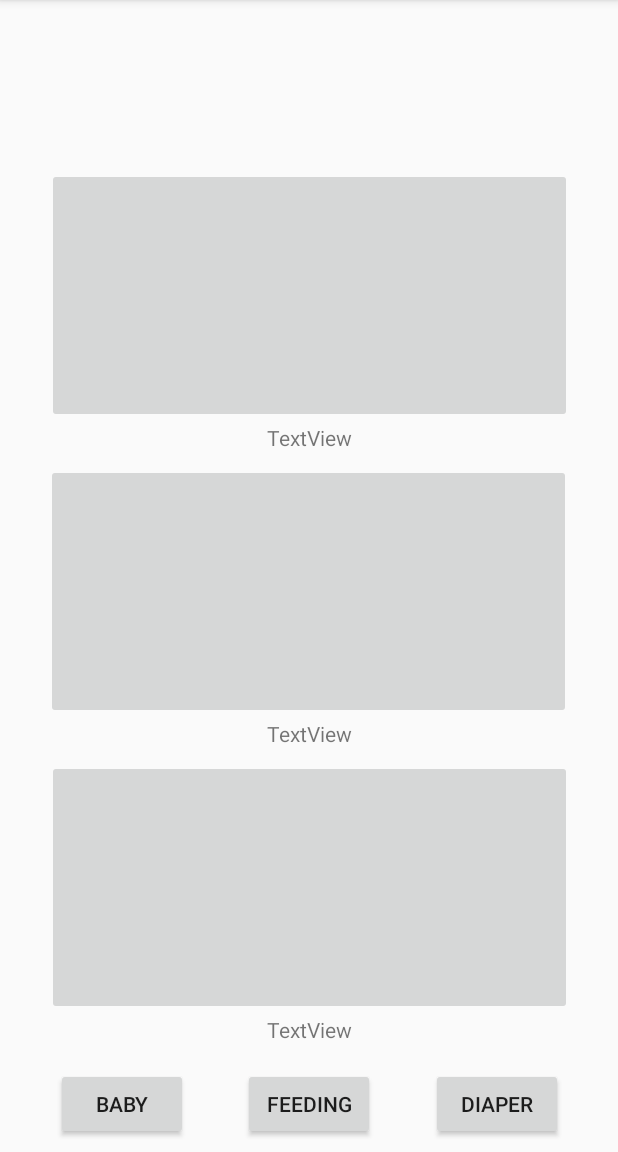
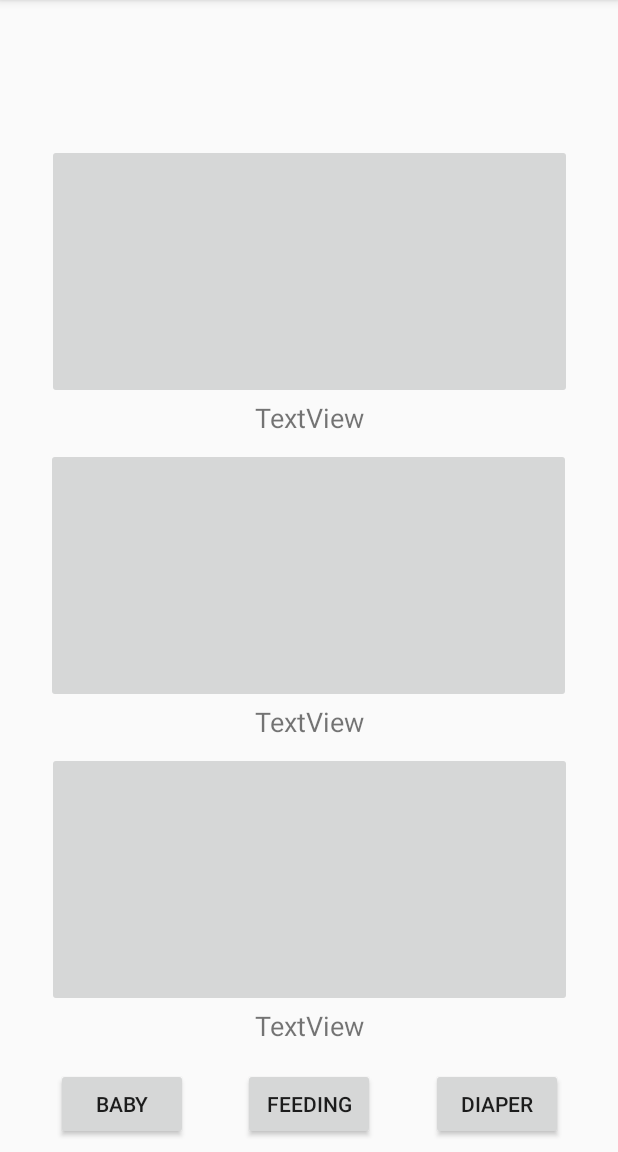
Before and after one commit to W1r3W0lf/bbapp, an Android app: the screen it shows after launch (MainActivity), on a phone screen of 412 x 824 dp, the part 84-1236 px from its top. Run offline under Robolectric (Android 15) with nearby library versions, the phone set to English and light mode, and no system bars.

Commit message:
Made text viws under images larger

```diff
--- a/app/src/main/res/layout/activity_main.xml
+++ b/app/src/main/res/layout/activity_main.xml
@@ -59,7 +59,7 @@
         android:layout_height="170dp"
         android:layout_marginStart="8dp"
         android:layout_marginEnd="8dp"
-        app:layout_constraintBottom_toTopOf="@+id/textView3"
+        app:layout_constraintBottom_toTopOf="@+id/textView2"
         app:layout_constraintEnd_toEndOf="parent"
         app:layout_constraintHorizontal_bias="0.494"
         app:layout_constraintStart_toStartOf="parent"
@@ -71,7 +71,7 @@
         android:layout_height="170dp"
         android:layout_marginStart="8dp"
         android:layout_marginEnd="8dp"
-        app:layout_constraintBottom_toTopOf="@+id/textView4"
+        app:layout_constraintBottom_toTopOf="@+id/textView3"
         app:layout_constraintEnd_toEndOf="parent"
         app:layout_constraintHorizontal_bias="0.505"
         app:layout_constraintStart_toStartOf="parent"
@@ -85,7 +85,21 @@
         android:layout_marginEnd="8dp"
         android:layout_marginBottom="8dp"
         android:text="TextView"
+        android:textSize="18sp"
         app:layout_constraintBottom_toTopOf="@+id/imageButton2"
+        app:layout_constraintEnd_toEndOf="parent"
+        app:layout_constraintStart_toStartOf="parent" />
+
+    <TextView
+        android:id="@+id/textView2"
+        android:layout_width="wrap_content"
+        android:layout_height="wrap_content"
+        android:layout_marginStart="8dp"
+        android:layout_marginEnd="8dp"
+        android:layout_marginBottom="8dp"
+        android:text="TextView"
+        android:textSize="18sp"
+        app:layout_constraintBottom_toTopOf="@+id/imageButton3"
         app:layout_constraintEnd_toEndOf="parent"
         app:layout_constraintStart_toStartOf="parent" />
 
@@ -95,20 +109,9 @@
         android:layout_height="wrap_content"
         android:layout_marginStart="8dp"
         android:layout_marginEnd="8dp"
-        android:layout_marginBottom="8dp"
-        android:text="TextView"
-        app:layout_constraintBottom_toTopOf="@+id/imageButton3"
-        app:layout_constraintEnd_toEndOf="parent"
-        app:layout_constraintStart_toStartOf="parent" />
-
-    <TextView
-        android:id="@+id/textView4"
-        android:layout_width="wrap_content"
-        android:layout_height="wrap_content"
-        android:layout_marginStart="8dp"
-        android:layout_marginEnd="8dp"
         android:layout_marginBottom="16dp"
         android:text="TextView"
+        android:textSize="18sp"
         app:layout_constraintBottom_toTopOf="@+id/button2"
         app:layout_constraintEnd_toEndOf="parent"
         app:layout_constraintStart_toStartOf="parent" />
```
